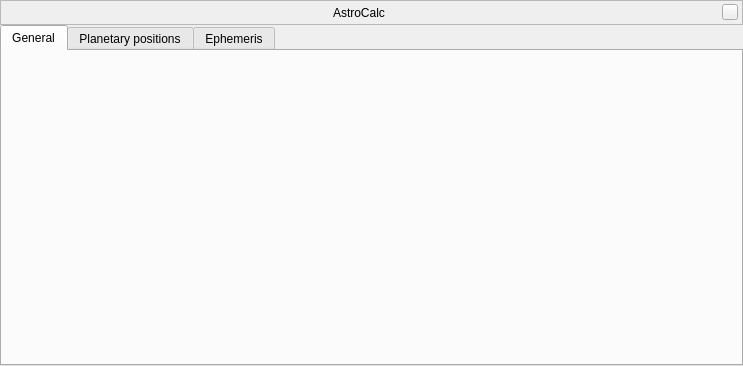
Old version of the form src/gui/astroCalcDialog.ui in the repository 519984307/stellarium_src.
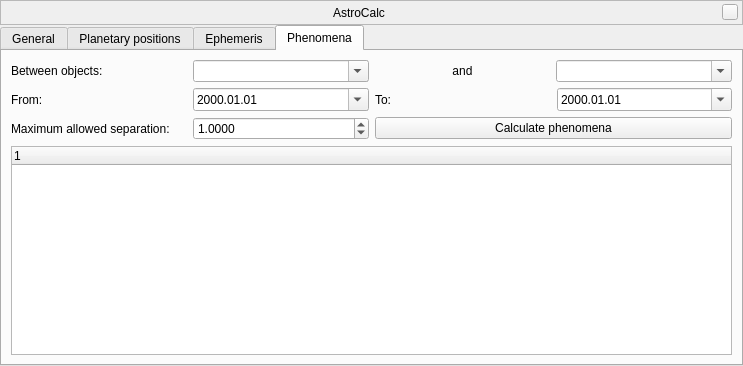
New version of the form. The open tabs and pages were chosen to show the change. Custom widgets are drawn as their Qt base class.

Commit message: from KStars ported tool for calculation of conjunction/oppositions of the planets. This tool should be improved, because this feature calculate angular separation ('conjunction' defined as equality of right ascension of two body) and current solution is not accurate and slow.

What changed in the file:
```diff
--- a/src/gui/astroCalcDialog.ui
+++ b/src/gui/astroCalcDialog.ui
@@ -142,6 +142,9 @@
          <property name="alignment">
           <set>Qt::AlignLeading|Qt::AlignLeft|Qt::AlignTop</set>
          </property>
+         <property name="wordWrap">
+          <bool>true</bool>
+         </property>
         </widget>
        </item>
        <item row="1" column="0">
@@ -301,6 +304,136 @@
        </item>
       </layout>
      </widget>
+     <widget class="QWidget" name="tab_4">
+      <attribute name="title">
+       <string>Phenomena</string>
+      </attribute>
+      <layout class="QGridLayout" name="gridLayout_4">
+       <item row="0" column="0" colspan="2">
+        <layout class="QHBoxLayout" name="horizontalLayout_5">
+         <item>
+          <widget class="QLabel" name="betweenObjectsLabel">
+           <property name="text">
+            <string>Between objects:</string>
+           </property>
+          </widget>
+         </item>
+         <item>
+          <widget class="QComboBox" name="object1ComboBox">
+           <property name="editable">
+            <bool>true</bool>
+           </property>
+           <property name="insertPolicy">
+            <enum>QComboBox::NoInsert</enum>
+           </property>
+          </widget>
+         </item>
+         <item>
+          <widget class="QLabel" name="andLabel">
+           <property name="text">
+            <string>and</string>
+           </property>
+           <property name="alignment">
+            <set>Qt::AlignCenter</set>
+           </property>
+          </widget>
+         </item>
+         <item>
+          <widget class="QComboBox" name="object2ComboBox">
+           <property name="editable">
+            <bool>true</bool>
+           </property>
+           <property name="insertPolicy">
+            <enum>QComboBox::NoInsert</enum>
+           </property>
+          </widget>
+         </item>
+        </layout>
+       </item>
+       <item row="1" column="0">
+        <layout class="QHBoxLayout" name="horizontalLayout_6">
+         <item>
+          <widget class="QLabel" name="phenomenFromLabel">
+           <property name="text">
+            <string>From:</string>
+           </property>
+          </widget>
+         </item>
+         <item>
+          <widget class="QDateEdit" name="phenomenFromDateEdit">
+           <property name="displayFormat">
+            <string>yyyy.MM.dd</string>
+           </property>
+           <property name="calendarPopup">
+            <bool>true</bool>
+           </property>
+          </widget>
+         </item>
+        </layout>
+       </item>
+       <item row="1" column="1">
+        <layout class="QHBoxLayout" name="horizontalLayout_7">
+         <item>
+          <widget class="QLabel" name="phenomenToLabel">
+           <property name="text">
+            <string>To:</string>
+           </property>
+          </widget>
+         </item>
+         <item>
+          <widget class="QDateEdit" name="phenomenToDateEdit">
+           <property name="displayFormat">
+            <string>yyyy.MM.dd</string>
+           </property>
+           <property name="calendarPopup">
+            <bool>true</bool>
+           </property>
+          </widget>
+         </item>
+        </layout>
+       </item>
+       <item row="2" column="0">
+        <layout class="QHBoxLayout" name="horizontalLayout_8">
+         <item>
+          <widget class="QLabel" name="allowedSeparationLabel">
+           <property name="text">
+            <string>Maximum allowed separation:</string>
+           </property>
+          </widget>
+         </item>
+         <item>
+          <widget class="QDoubleSpinBox" name="allowedSeparationDoubleSpinBox">
+           <property name="decimals">
+            <number>4</number>
+           </property>
+           <property name="maximum">
+            <double>10.000000000000000</double>
+           </property>
+           <property name="value">
+            <double>1.000000000000000</double>
+           </property>
+          </widget>
+         </item>
+        </layout>
+       </item>
+       <item row="2" column="1">
+        <widget class="QPushButton" name="phenomenaPushButton">
+         <property name="text">
+          <string>Calculate phenomena</string>
+         </property>
+        </widget>
+       </item>
+       <item row="3" column="0" colspan="2">
+        <widget class="QTreeWidget" name="phenomenaTreeWidget">
+         <column>
+          <property name="text">
+           <string notr="true">1</string>
+          </property>
+         </column>
+        </widget>
+       </item>
+      </layout>
+     </widget>
     </widget>
    </item>
   </layout>
```
Left out of the diff: 6 changed lines with no effect on the pictures. The commit also changes 2 other files.
